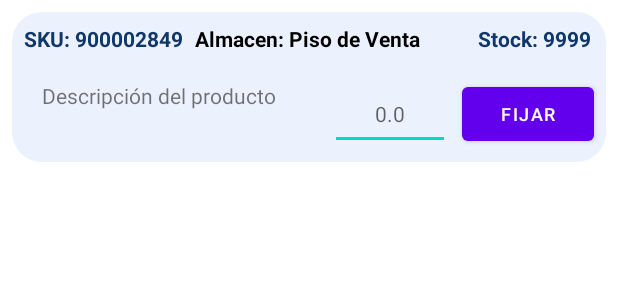
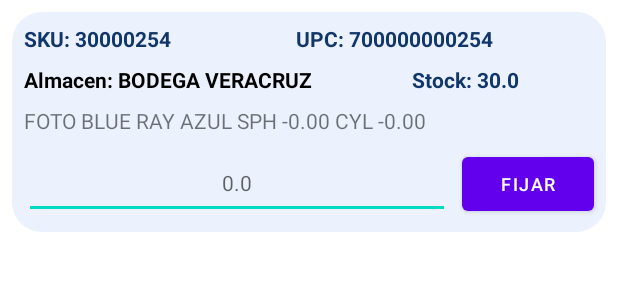
Before and after one commit to dahlanGale/InventoryToolsManagment, an Android app: the layout viewholder_conteo.xml on its own in the app's theme, with its tools: preview values and no code run, on a phone screen of 412 x 824 dp. Shown: the top 300 px of the screen. Run offline under Robolectric (Android 15) with nearby library versions, the phone set to English and light mode, and no system bars.

Commit message:
Cambios en el viewholder conteo

```diff
--- a/app/src/main/java/com/ioe_enterprice/inventorytoolsmanagment/Activity/MainActivity.java
+++ b/app/src/main/java/com/ioe_enterprice/inventorytoolsmanagment/Activity/MainActivity.java
@@ -142,7 +142,7 @@ public class MainActivity extends AppCompatActivity {
                         "cb.inventarioFolio, " +
                         "CONVERT(VARCHAR, cb.fechaInventario, 120) AS fechaInventario, " +
                         "CASE WHEN cb.tipoInventario = 'ARTICULO' THEN 'ongoing3' ELSE 'ongoing4' END AS picPath, " +
-                        "ROUND(CAST(COUNT(CASE WHEN dt.ctdContada > 0 THEN 1 END) AS FLOAT) / COUNT(*) * 100, 0) AS progressPercent " +
+                        "ROUND(CAST(COUNT(CASE WHEN dt.ctdContada > -1 THEN 1 END) AS FLOAT) / COUNT(*) * 100, 0) AS progressPercent " +
                         "FROM cbInventarios cb " +
                         "LEFT JOIN dtInventariosArticulos dt ON cb.inventarioDocID = dt.inventarioDocID " +
                         "WHERE cb.estatus = 'ABIERTO' " +
--- a/app/src/main/java/com/ioe_enterprice/inventorytoolsmanagment/Adapter/ConteoAdapter.java
+++ b/app/src/main/java/com/ioe_enterprice/inventorytoolsmanagment/Adapter/ConteoAdapter.java
@@ -59,6 +59,7 @@ public class ConteoAdapter extends RecyclerView.Adapter<ConteoAdapter.ConteoView
 
         // Mostrar los datos en los campos
         holder.skuTxt.setText("Sku: " + item.getSKU());
+        holder.upcTxt.setText("UPC: " + item.getUPC());
         holder.almacenTxt.setText("Almacén: " + item.getAlmacenDescripcion());
         holder.descripcionTxt.setText(item.getDescripcion());
         holder.ctdContadaEdit.setText(String.valueOf(item.getCtdContada()));
@@ -227,7 +228,7 @@ public class ConteoAdapter extends RecyclerView.Adapter<ConteoAdapter.ConteoView
 
     // ViewHolder
     public static class ConteoViewHolder extends RecyclerView.ViewHolder {
-        TextView skuTxt, almacenTxt, descripcionTxt, stockTotalTxt;
+        TextView skuTxt, upcTxt, almacenTxt, descripcionTxt, stockTotalTxt;
         EditText ctdContadaEdit;
         Button btnSetStock;
         int inventariosArtID; // Variable para almacenar el ID único
@@ -235,6 +236,7 @@ public class ConteoAdapter extends RecyclerView.Adapter<ConteoAdapter.ConteoView
         public ConteoViewHolder(@NonNull View itemView) {
             super(itemView);
             skuTxt = itemView.findViewById(R.id.skuTxt);
+            upcTxt = itemView.findViewById(R.id.upcTxt);
             almacenTxt = itemView.findViewById(R.id.almacenTxt);
             descripcionTxt = itemView.findViewById(R.id.descripcionTxt);
             stockTotalTxt = itemView.findViewById(R.id.stockTotalTxt);
--- a/app/src/main/res/layout/viewholder_conteo.xml
+++ b/app/src/main/res/layout/viewholder_conteo.xml
@@ -3,95 +3,107 @@
     xmlns:app="http://schemas.android.com/apk/res-auto"
     xmlns:tools="http://schemas.android.com/tools"
     android:layout_width="match_parent"
-    android:layout_height="100dp"
+    android:layout_height="wrap_content"
     android:layout_margin="8dp"
-    android:background="@drawable/light_background">
+    android:background="@drawable/light_background"
+    android:paddingBottom="8dp">
 
-    <!-- SKU -->
+    <!-- SKU and UPC in the same line -->
     <TextView
         android:id="@+id/skuTxt"
         android:layout_width="wrap_content"
         android:layout_height="wrap_content"
         android:layout_marginStart="8dp"
         android:layout_marginTop="8dp"
-        android:text="SKU: 900002849"
+        android:text="SKU: 30000254"
         android:textColor="@color/dark_blue"
         android:textSize="14sp"
-
         android:textStyle="bold"
-        app:layout_constraintHorizontal_weight="2"
         app:layout_constraintStart_toStartOf="parent"
         app:layout_constraintTop_toTopOf="parent" />
 
-    <!-- Almacén -->
     <TextView
-        android:id="@+id/almacenTxt"
-        android:layout_width="160dp"
-        android:layout_height="16dp"
+        android:id="@+id/upcTxt"
+        android:layout_width="wrap_content"
+        android:layout_height="wrap_content"
         android:layout_marginStart="8dp"
         android:layout_marginTop="8dp"
-        android:text="Almacen: Piso de Venta"
-        android:textColor="@color/black"
-        android:textSize="14sp"
-        android:textStyle="bold"
-        app:layout_constraintStart_toEndOf="@+id/skuTxt"
-        app:layout_constraintTop_toTopOf="parent" />
-
-    <!-- Stock Total (Ahora está en la parte superior, más compacto) -->
-    <TextView
-        android:id="@+id/stockTotalTxt"
-        android:layout_width="80dp"
-        android:layout_height="wrap_content"
-        android:layout_marginTop="8dp"
-        android:layout_marginEnd="8dp"
-        android:gravity="center"
-        android:text="Stock: 9999"
+        android:text="UPC: 700000000254"
         android:textColor="@color/dark_blue"
         android:textSize="14sp"
         android:textStyle="bold"
         app:layout_constraintEnd_toEndOf="parent"
+        app:layout_constraintStart_toEndOf="@+id/skuTxt"
         app:layout_constraintTop_toTopOf="parent" />
 
-    <!-- Cantidad Contada (Editable) -->
+    <!-- Almacén and Stock in the same line -->
     <TextView
-        android:id="@+id/descripcionTxt"
+        android:id="@+id/almacenTxt"
         android:layout_width="wrap_content"
         android:layout_height="wrap_content"
-        android:layout_marginEnd="16dp"
-        android:layout_marginBottom="16dp"
-        android:ellipsize="end"
-        android:maxLines="2"
-        android:text="Descripción del producto"
+        android:layout_marginStart="8dp"
+        android:layout_marginTop="8dp"
+        android:text="Almacen: BODEGA VERACRUZ"
+        android:textColor="@color/black"
         android:textSize="14sp"
-        app:layout_constraintBottom_toBottomOf="parent"
-        app:layout_constraintEnd_toStartOf="@+id/ctdContadaEdit"
+        android:textStyle="bold"
         app:layout_constraintStart_toStartOf="parent"
         app:layout_constraintTop_toBottomOf="@+id/skuTxt" />
 
+    <TextView
+        android:id="@+id/stockTotalTxt"
+        android:layout_width="wrap_content"
+        android:layout_height="wrap_content"
+        android:layout_marginStart="8dp"
+        android:text="Stock: 30.0"
+        android:textColor="@color/dark_blue"
+        android:textSize="14sp"
+        android:textStyle="bold"
+        app:layout_constraintBaseline_toBaselineOf="@+id/almacenTxt"
+        app:layout_constraintEnd_toEndOf="parent"
+        app:layout_constraintStart_toEndOf="@+id/almacenTxt" />
+
+    <!-- Product description with line break support -->
+    <TextView
+        android:id="@+id/descripcionTxt"
+        android:layout_width="0dp"
+        android:layout_height="wrap_content"
+        android:layout_marginStart="8dp"
+        android:layout_marginTop="8dp"
+        android:layout_marginEnd="8dp"
+        android:text="FOTO BLUE RAY AZUL SPH -0.00 CYL -0.00"
+        android:textSize="14sp"
+        android:maxLines="2"
+        android:ellipsize="end"
+        app:layout_constraintEnd_toEndOf="parent"
+        app:layout_constraintStart_toStartOf="parent"
+        app:layout_constraintTop_toBottomOf="@+id/almacenTxt" />
+
+    <!-- Cantidad Contada (Editable) and Button in the bottom row -->
     <EditText
         android:id="@+id/ctdContadaEdit"
-        android:layout_width="80dp"
+        android:layout_width="0dp"
         android:layout_height="48dp"
+        android:layout_marginStart="8dp"
+        android:layout_marginTop="8dp"
         android:layout_marginEnd="8dp"
-        android:layout_marginBottom="8dp"
         android:gravity="center"
         android:hint="0.0"
         android:inputType="numberDecimal"
         android:textSize="14sp"
-        app:layout_constraintBottom_toBottomOf="parent"
-        app:layout_constraintEnd_toStartOf="@id/btnSetStock" />
+        app:layout_constraintEnd_toStartOf="@id/btnSetStock"
+        app:layout_constraintStart_toStartOf="parent"
+        app:layout_constraintTop_toBottomOf="@+id/descripcionTxt" />
 
-    <!-- Botón para fijar cantidad de stock (ahora en la esquina inferior derecha) -->
     <Button
         android:id="@+id/btnSetStock"
         android:layout_width="wrap_content"
         android:layout_height="wrap_content"
         android:layout_marginEnd="8dp"
-        android:layout_marginBottom="8dp"
         android:padding="4dp"
         android:text="Fijar"
         android:textSize="12sp"
-        app:layout_constraintBottom_toBottomOf="parent"
+        app:layout_constraintBaseline_toBaselineOf="@+id/ctdContadaEdit"
         app:layout_constraintEnd_toEndOf="parent" />
 
 </androidx.constraintlayout.widget.ConstraintLayout>
```
